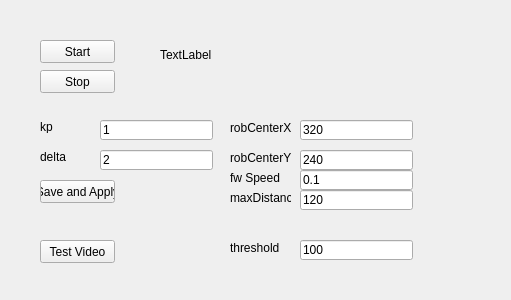
This is Hanse/Behaviour_BallFollowing/ballfollowingform.ui in iti-luebeck/HANSE2011 as Qt 5 draws it before an edit. The edited form follows.
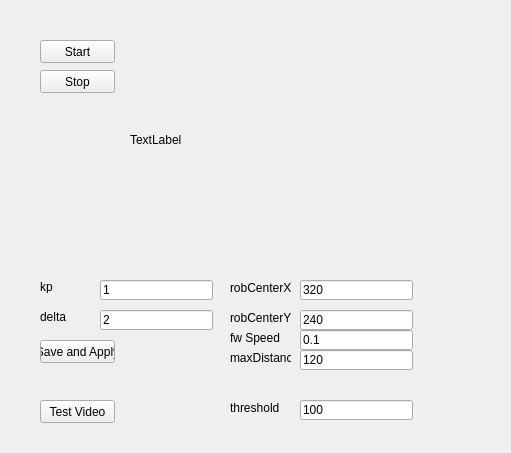
This is the edited form.

```diff
--- a/Hanse/Behaviour_BallFollowing/ballfollowingform.ui
+++ b/Hanse/Behaviour_BallFollowing/ballfollowingform.ui
@@ -7,7 +7,7 @@
     <x>0</x>
     <y>0</y>
     <width>511</width>
-    <height>300</height>
+    <height>453</height>
    </rect>
   </property>
   <property name="windowTitle">
@@ -43,7 +43,7 @@
    <property name="geometry">
     <rect>
      <x>100</x>
-     <y>120</y>
+     <y>280</y>
      <width>113</width>
      <height>20</height>
     </rect>
@@ -56,7 +56,7 @@
    <property name="geometry">
     <rect>
      <x>40</x>
-     <y>120</y>
+     <y>280</y>
      <width>46</width>
      <height>13</height>
     </rect>
@@ -69,7 +69,7 @@
    <property name="geometry">
     <rect>
      <x>100</x>
-     <y>150</y>
+     <y>310</y>
      <width>113</width>
      <height>20</height>
     </rect>
@@ -82,7 +82,7 @@
    <property name="geometry">
     <rect>
      <x>40</x>
-     <y>150</y>
+     <y>310</y>
      <width>46</width>
      <height>13</height>
     </rect>
@@ -95,7 +95,7 @@
    <property name="geometry">
     <rect>
      <x>40</x>
-     <y>180</y>
+     <y>340</y>
      <width>75</width>
      <height>23</height>
     </rect>
@@ -108,7 +108,7 @@
    <property name="geometry">
     <rect>
      <x>300</x>
-     <y>120</y>
+     <y>280</y>
      <width>113</width>
      <height>20</height>
     </rect>
@@ -121,7 +121,7 @@
    <property name="geometry">
     <rect>
      <x>230</x>
-     <y>120</y>
+     <y>280</y>
      <width>61</width>
      <height>16</height>
     </rect>
@@ -134,7 +134,7 @@
    <property name="geometry">
     <rect>
      <x>300</x>
-     <y>150</y>
+     <y>310</y>
      <width>113</width>
      <height>20</height>
     </rect>
@@ -147,7 +147,7 @@
    <property name="geometry">
     <rect>
      <x>230</x>
-     <y>150</y>
+     <y>310</y>
      <width>61</width>
      <height>16</height>
     </rect>
@@ -160,7 +160,7 @@
    <property name="geometry">
     <rect>
      <x>230</x>
-     <y>170</y>
+     <y>330</y>
      <width>61</width>
      <height>16</height>
     </rect>
@@ -173,7 +173,7 @@
    <property name="geometry">
     <rect>
      <x>300</x>
-     <y>170</y>
+     <y>330</y>
      <width>113</width>
      <height>20</height>
     </rect>
@@ -186,7 +186,7 @@
    <property name="geometry">
     <rect>
      <x>230</x>
-     <y>190</y>
+     <y>350</y>
      <width>61</width>
      <height>16</height>
     </rect>
@@ -199,7 +199,7 @@
    <property name="geometry">
     <rect>
      <x>300</x>
-     <y>190</y>
+     <y>350</y>
      <width>113</width>
      <height>20</height>
     </rect>
@@ -212,7 +212,7 @@
    <property name="geometry">
     <rect>
      <x>230</x>
-     <y>240</y>
+     <y>400</y>
      <width>61</width>
      <height>16</height>
     </rect>
@@ -225,7 +225,7 @@
    <property name="geometry">
     <rect>
      <x>300</x>
-     <y>240</y>
+     <y>400</y>
      <width>113</width>
      <height>20</height>
     </rect>
@@ -237,10 +237,10 @@
   <widget class="QLabel" name="outputLabel">
    <property name="geometry">
     <rect>
-     <x>160</x>
-     <y>10</y>
-     <width>120</width>
-     <height>90</height>
+     <x>130</x>
+     <y>20</y>
+     <width>320</width>
+     <height>240</height>
     </rect>
    </property>
    <property name="text">
@@ -254,7 +254,7 @@
    <property name="geometry">
     <rect>
      <x>40</x>
-     <y>240</y>
+     <y>400</y>
      <width>75</width>
      <height>23</height>
     </rect>
```
